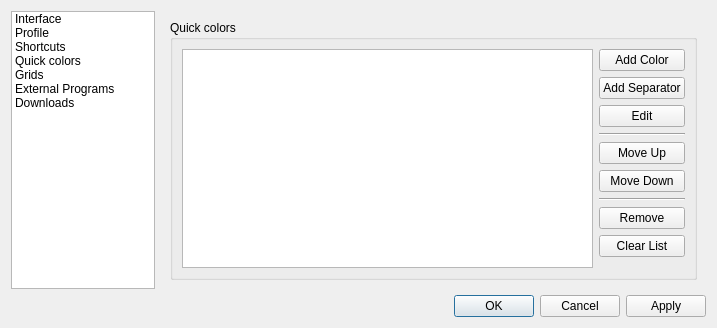
The window that ui/config.ui (crimsondusk/ldforge) describes before a commit, drawn with Qt 5.
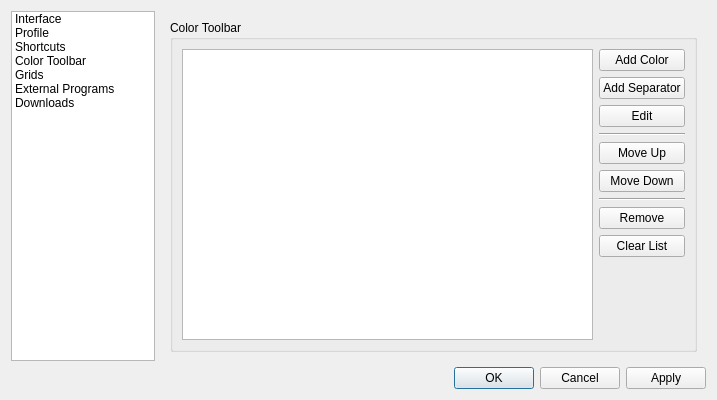
The same window after the commit. The open tabs and pages were chosen to show the change. Icons and pictures are not drawn.

Commit message: Renamed "quick colors" in the configuration to "color toolbar"

What changed in the file:
```diff
--- a/ui/config.ui
+++ b/ui/config.ui
@@ -7,7 +7,7 @@
     <x>0</x>
     <y>0</y>
     <width>717</width>
-    <height>328</height>
+    <height>400</height>
    </rect>
   </property>
   <property name="windowTitle">
@@ -51,7 +51,7 @@
        </item>
        <item>
         <property name="text">
-         <string>Quick colors</string>
+         <string>Color Toolbar</string>
         </property>
        </item>
        <item>
@@ -458,7 +458,7 @@
 Usually this contains MainColor, EdgeColor and some auxiliary colors used to group objects.</string>
            </property>
            <property name="title">
-            <string>Quick colors</string>
+            <string>Color Toolbar</string>
            </property>
            <layout class="QHBoxLayout" name="horizontalLayout_6">
             <item>
```
